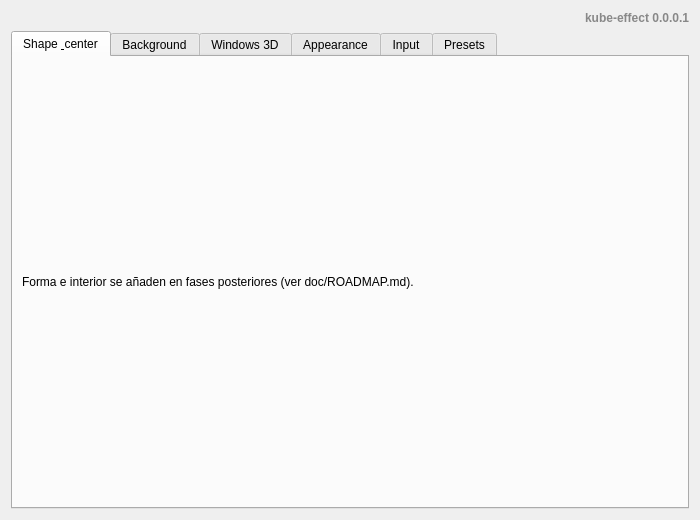
Old version of the form package/contents/ui/config.ui in the repository CesarGuzmanLopez/kube-effect.
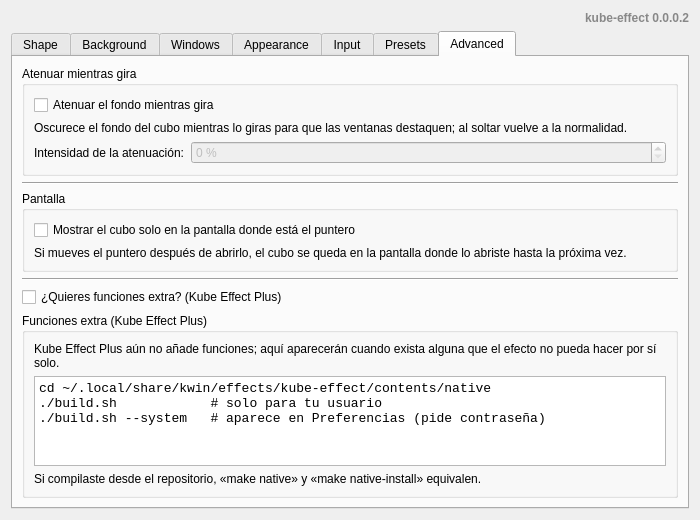
New version of the form. The open tabs and pages were chosen to show the change. Custom widgets are drawn as their Qt base class.

Commit message: feat: Kube Effect Plus y fondo con atenuación al girar

The edit to the form file:
```diff
--- a/package/contents/ui/config.ui
+++ b/package/contents/ui/config.ui
@@ -23,7 +23,7 @@
             <item>
                 <widget class="QLabel" name="versionLabel">
                     <property name="text">
-                        <string>kube-effect 0.0.0.1</string>
+                        <string>kube-effect 0.0.0.2</string>
                     </property>
                     <property name="alignment">
                         <set>Qt::AlignRight|Qt::AlignVCenter</set>
@@ -42,13 +42,13 @@
                     <!-- 1. Shape & center -->
                     <widget class="QWidget" name="tabShape">
                         <attribute name="title">
-                            <string>Shape &amp; center</string>
+                            <string>Shape</string>
                         </attribute>
                         <layout class="QVBoxLayout" name="tabShapeLayout">
                             <item>
                                 <widget class="QLabel" name="tabShapePlaceholder">
                                     <property name="text">
-                                        <string>Forma e interior se añaden en fases posteriores (ver doc/ROADMAP.md).</string>
+                                        <string>Forma e interior se añaden en fases posteriores (ver doc/requerimientos.md).</string>
                                     </property>
                                     <property name="wordWrap">
                                         <bool>true</bool>
@@ -261,7 +261,7 @@
                     <!-- 3. Windows 3D -->
                     <widget class="QWidget" name="tabWindows">
                         <attribute name="title">
-                            <string>Windows 3D</string>
+                            <string>Windows</string>
                         </attribute>
                         <layout class="QVBoxLayout" name="tabWindowsLayout">
                             <item>
@@ -405,6 +405,174 @@
                             </item>
                         </layout>
                     </widget>
+
+                    <!-- 7. Advanced: the only place for advanced options (ADR-014) -->
+                    <widget class="QWidget" name="tabAdvanced">
+                        <attribute name="title">
+                            <string>Advanced</string>
+                        </attribute>
+                        <layout class="QVBoxLayout" name="tabAdvancedLayout">
+                            <item>
+                                <widget class="QGroupBox" name="advancedDimGroup">
+                                    <property name="title">
+                                        <string>Atenuar mientras gira</string>
+                                    </property>
+                                    <layout class="QVBoxLayout" name="advancedDimLayout">
+                                        <item>
+                                            <widget class="QCheckBox" name="kcfg_DimWhileRotating">
+                                                <property name="text">
+                                                    <string>Atenuar el fondo mientras gira</string>
+                                                </property>
+                                            </widget>
+                                        </item>
+                                        <item>
+                                            <widget class="QLabel" name="advancedDimHint">
+                                                <property name="text">
+                                                    <string>Oscurece el fondo del cubo mientras lo giras para que las ventanas destaquen; al soltar vuelve a la normalidad.</string>
+                                                </property>
+                                                <property name="wordWrap">
+                                                    <bool>true</bool>
+                                                </property>
+                                            </widget>
+                                        </item>
+                                        <item>
+                                            <layout class="QFormLayout" name="advancedDimForm">
+                                                <item row="0" column="0">
+                                                    <widget class="QLabel" name="dimAmountLabel">
+                                                        <property name="text">
+                                                            <string>Intensidad de la atenuación:</string>
+                                                        </property>
+                                                    </widget>
+                                                </item>
+                                                <item row="0" column="1">
+                                                    <widget class="QSpinBox" name="kcfg_DimWhileRotatingAmount">
+                                                        <property name="enabled">
+                                                            <bool>false</bool>
+                                                        </property>
+                                                        <property name="minimum">
+                                                            <number>0</number>
+                                                        </property>
+                                                        <property name="maximum">
+                                                            <number>100</number>
+                                                        </property>
+                                                        <property name="suffix">
+                                                            <string> %</string>
+                                                        </property>
+                                                    </widget>
+                                                </item>
+                                            </layout>
+                                        </item>
+                                    </layout>
+                                </widget>
+                            </item>
+                            <item>
+                                <widget class="QFrame" name="advancedSeparator1">
+                                    <property name="frameShape">
+                                        <enum>QFrame::HLine</enum>
+                                    </property>
+                                    <property name="frameShadow">
+                                        <enum>QFrame::Sunken</enum>
+                                    </property>
+                                </widget>
+                            </item>
+                            <item>
+                                <widget class="QGroupBox" name="advancedScreenGroup">
+                                    <property name="title">
+                                        <string>Pantalla</string>
+                                    </property>
+                                    <layout class="QVBoxLayout" name="advancedScreenLayout">
+                                        <item>
+                                            <widget class="QCheckBox" name="kcfg_CursorScreenOnly">
+                                                <property name="text">
+                                                    <string>Mostrar el cubo solo en la pantalla donde está el puntero</string>
+                                                </property>
+                                            </widget>
+                                        </item>
+                                        <item>
+                                            <widget class="QLabel" name="advancedScreenHint">
+                                                <property name="text">
+                                                    <string>Si mueves el puntero después de abrirlo, el cubo se queda en la pantalla donde lo abriste hasta la próxima vez.</string>
+                                                </property>
+                                                <property name="wordWrap">
+                                                    <bool>true</bool>
+                                                </property>
+                                            </widget>
+                                        </item>
+                                    </layout>
+                                </widget>
+                            </item>
+                            <item>
+                                <widget class="QFrame" name="advancedSeparator2">
+                                    <property name="frameShape">
+                                        <enum>QFrame::HLine</enum>
+                                    </property>
+                                    <property name="frameShadow">
+                                        <enum>QFrame::Sunken</enum>
+                                    </property>
+                                </widget>
+                            </item>
+                            <item>
+                                <widget class="QCheckBox" name="showPlusSection">
+                                    <property name="text">
+                                        <string>¿Quieres funciones extra? (Kube Effect Plus)</string>
+                                    </property>
+                                </widget>
+                            </item>
+                            <item>
+                                <widget class="QGroupBox" name="plusSection">
+                                    <property name="visible">
+                                        <bool>false</bool>
+                                    </property>
+                                    <property name="title">
+                                        <string>Funciones extra (Kube Effect Plus)</string>
+                                    </property>
+                                    <layout class="QVBoxLayout" name="plusSectionLayout">
+                                        <item>
+                                            <widget class="QLabel" name="plusIntro">
+                                                <property name="text">
+                                                    <string>Kube Effect Plus aún no añade funciones; aquí aparecerán cuando exista alguna que el efecto no pueda hacer por sí solo.</string>
+                                                </property>
+                                                <property name="wordWrap">
+                                                    <bool>true</bool>
+                                                </property>
+                                            </widget>
+                                        </item>
+                                        <item>
+                                            <widget class="QPlainTextEdit" name="plusCommands">
+                                                <property name="font">
+                                                    <font>
+                                                        <family>Monospace</family>
+                                                        <pointsize>10</pointsize>
+                                                    </font>
+                                                </property>
+                                                <property name="lineWrapMode">
+                                                    <enum>QPlainTextEdit::NoWrap</enum>
+                                                </property>
+                                                <property name="readOnly">
+                                                    <bool>true</bool>
+                                                </property>
+                                                <property name="plainText">
+                                                    <string>cd ~/.local/share/kwin/effects/kube-effect/contents/native
+./build.sh            # solo para tu usuario
+./build.sh --system   # aparece en Preferencias (pide contraseña)</string>
+                                                </property>
+                                            </widget>
+                                        </item>
+                                        <item>
+                                            <widget class="QLabel" name="plusRepoNote">
+                                                <property name="text">
+                                                    <string>Si compilaste desde el repositorio, «make native» y «make native-install» equivalen.</string>
+                                                </property>
+                                                <property name="wordWrap">
+                                                    <bool>true</bool>
+                                                </property>
+                                            </widget>
+                                        </item>
+                                    </layout>
+                                </widget>
+                            </item>
+                        </layout>
+                    </widget>
                 </widget>
             </item>
         </layout>
```
Left out of the diff: 124 changed lines with no effect on the pictures. The commit also changes 53 other files.
